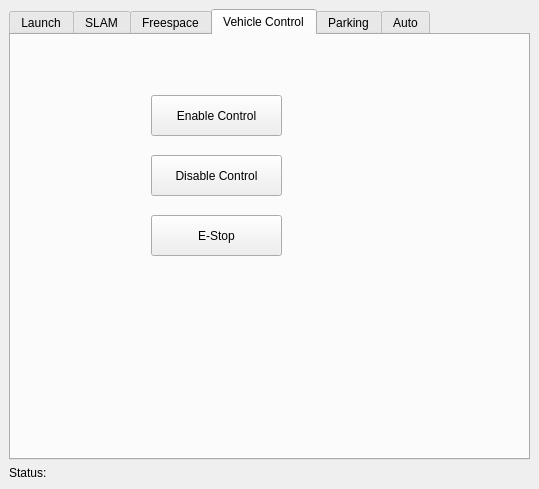
Before: the Qt Designer form src/rqt_state_machine/state_machine_controller.ui in JingruiYu/rqt_state_machine, drawn with Qt 5.
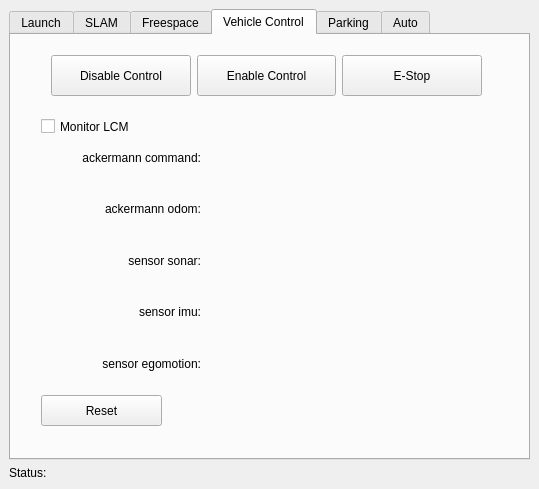
After: the same form once the commit is applied. The open tabs and pages were chosen to show the change.

Commit message: add lcm monitor

The edit to the form file:
```diff
--- a/src/rqt_state_machine/state_machine_controller.ui
+++ b/src/rqt_state_machine/state_machine_controller.ui
@@ -436,43 +436,280 @@
          <attribute name="title">
           <string>Vehicle Control</string>
          </attribute>
-         <widget class="QPushButton" name="enableVehicleControlManually">
+         <widget class="QWidget" name="horizontalLayoutWidget_8">
           <property name="geometry">
            <rect>
-            <x>140</x>
-            <y>60</y>
-            <width>131</width>
+            <x>40</x>
+            <y>20</y>
+            <width>431</width>
             <height>41</height>
            </rect>
           </property>
-          <property name="text">
-           <string>Enable Control</string>
+          <layout class="QHBoxLayout" name="horizontalLayout_8">
+           <item>
+            <widget class="QPushButton" name="disableVehicleControlManually">
+             <property name="sizePolicy">
+              <sizepolicy hsizetype="Minimum" vsizetype="Expanding">
+               <horstretch>0</horstretch>
+               <verstretch>0</verstretch>
+              </sizepolicy>
+             </property>
+             <property name="text">
+              <string>Disable Control</string>
+             </property>
+            </widget>
+           </item>
+           <item>
+            <widget class="QPushButton" name="enableVehicleControlManually">
+             <property name="sizePolicy">
+              <sizepolicy hsizetype="Minimum" vsizetype="Expanding">
+               <horstretch>0</horstretch>
+               <verstretch>0</verstretch>
+              </sizepolicy>
+             </property>
+             <property name="text">
+              <string>Enable Control</string>
+             </property>
+            </widget>
+           </item>
+           <item>
+            <widget class="QPushButton" name="eStopVehicleControlManually">
+             <property name="sizePolicy">
+              <sizepolicy hsizetype="Minimum" vsizetype="Expanding">
+               <horstretch>0</horstretch>
+               <verstretch>0</verstretch>
+              </sizepolicy>
+             </property>
+             <property name="text">
+              <string>E-Stop</string>
+             </property>
+            </widget>
+           </item>
+          </layout>
+         </widget>
+         <widget class="QWidget" name="verticalLayoutWidget">
+          <property name="geometry">
+           <rect>
+            <x>30</x>
+            <y>100</y>
+            <width>160</width>
+            <height>251</height>
+           </rect>
           </property>
+          <layout class="QVBoxLayout" name="verticalLayout_3">
+           <item>
+            <widget class="QLabel" name="labelAckermannCmd">
+             <property name="sizePolicy">
+              <sizepolicy hsizetype="Preferred" vsizetype="Preferred">
+               <horstretch>0</horstretch>
+               <verstretch>0</verstretch>
+              </sizepolicy>
+             </property>
+             <property name="text">
+              <string>ackermann command:</string>
+             </property>
+             <property name="alignment">
+              <set>Qt::AlignRight|Qt::AlignTrailing|Qt::AlignVCenter</set>
+             </property>
+            </widget>
+           </item>
+           <item>
+            <widget class="QLabel" name="labelAckermannOdom">
+             <property name="sizePolicy">
+              <sizepolicy hsizetype="Preferred" vsizetype="Preferred">
+               <horstretch>0</horstretch>
+               <verstretch>0</verstretch>
+              </sizepolicy>
+             </property>
+             <property name="text">
+              <string>ackermann odom:</string>
+             </property>
+             <property name="alignment">
+              <set>Qt::AlignRight|Qt::AlignTrailing|Qt::AlignVCenter</set>
+             </property>
+            </widget>
+           </item>
+           <item>
+            <widget class="QLabel" name="labelSensorSonar">
+             <property name="sizePolicy">
+              <sizepolicy hsizetype="Preferred" vsizetype="Preferred">
+               <horstretch>0</horstretch>
+               <verstretch>0</verstretch>
+              </sizepolicy>
+             </property>
+             <property name="text">
+              <string>sensor sonar:</string>
+             </property>
+             <property name="alignment">
+              <set>Qt::AlignRight|Qt::AlignTrailing|Qt::AlignVCenter</set>
+             </property>
+            </widget>
+           </item>
+           <item>
+            <widget class="QLabel" name="labelSensorImu">
+             <property name="sizePolicy">
+              <sizepolicy hsizetype="Preferred" vsizetype="Preferred">
+               <horstretch>0</horstretch>
+               <verstretch>0</verstretch>
+              </sizepolicy>
+             </property>
+             <property name="text">
+              <string>sensor imu:</string>
+             </property>
+             <property name="alignment">
+              <set>Qt::AlignRight|Qt::AlignTrailing|Qt::AlignVCenter</set>
+             </property>
+            </widget>
+           </item>
+           <item>
+            <widget class="QLabel" name="labelSensorEgomotion">
+             <property name="sizePolicy">
+              <sizepolicy hsizetype="Preferred" vsizetype="Preferred">
+               <horstretch>0</horstretch>
+               <verstretch>0</verstretch>
+              </sizepolicy>
+             </property>
+             <property name="text">
+              <string>sensor egomotion:</string>
+             </property>
+             <property name="alignment">
+              <set>Qt::AlignRight|Qt::AlignTrailing|Qt::AlignVCenter</set>
+             </property>
+            </widget>
+           </item>
+          </layout>
          </widget>
-         <widget class="QPushButton" name="disableVehicleControlManually">
+         <widget class="QWidget" name="verticalLayoutWidget_2">
           <property name="geometry">
            <rect>
-            <x>140</x>
-            <y>120</y>
-            <width>131</width>
-            <height>41</height>
+            <x>200</x>
+            <y>100</y>
+            <width>281</width>
+            <height>251</height>
            </rect>
           </property>
+          <layout class="QVBoxLayout" name="verticalLayout_4">
+           <item>
+            <widget class="QLabel" name="dataSensorSonar">
+             <property name="sizePolicy">
+              <sizepolicy hsizetype="Preferred" vsizetype="Preferred">
+               <horstretch>0</horstretch>
+               <verstretch>0</verstretch>
+              </sizepolicy>
+             </property>
+             <property name="text">
+              <string/>
+             </property>
+             <property name="alignment">
+              <set>Qt::AlignLeading|Qt::AlignLeft|Qt::AlignVCenter</set>
+             </property>
+             <property name="wordWrap">
+              <bool>true</bool>
+             </property>
+            </widget>
+           </item>
+           <item>
+            <widget class="QLabel" name="dataAckermannOdom">
+             <property name="sizePolicy">
+              <sizepolicy hsizetype="Preferred" vsizetype="Preferred">
+               <horstretch>0</horstretch>
+               <verstretch>0</verstretch>
+              </sizepolicy>
+             </property>
+             <property name="text">
+              <string/>
+             </property>
+             <property name="alignment">
+              <set>Qt::AlignLeading|Qt::AlignLeft|Qt::AlignVCenter</set>
+             </property>
+             <property name="wordWrap">
+              <bool>true</bool>
+             </property>
+            </widget>
+           </item>
+           <item>
+            <widget class="QLabel" name="dataAckermannCmd">
+             <property name="sizePolicy">
+              <sizepolicy hsizetype="Preferred" vsizetype="Preferred">
+               <horstretch>0</horstretch>
+               <verstretch>0</verstretch>
+              </sizepolicy>
+             </property>
+             <property name="text">
+              <string/>
+             </property>
+             <property name="alignment">
+              <set>Qt::AlignLeading|Qt::AlignLeft|Qt::AlignVCenter</set>
+             </property>
+             <property name="wordWrap">
+              <bool>true</bool>
+             </property>
+            </widget>
+           </item>
+           <item>
+            <widget class="QLabel" name="dataSensorEgomotion">
+             <property name="sizePolicy">
+              <sizepolicy hsizetype="Preferred" vsizetype="Preferred">
+               <horstretch>0</horstretch>
+               <verstretch>0</verstretch>
+              </sizepolicy>
+             </property>
+             <property name="text">
+              <string/>
+             </property>
+             <property name="alignment">
+              <set>Qt::AlignLeading|Qt::AlignLeft|Qt::AlignVCenter</set>
+             </property>
+             <property name="wordWrap">
+              <bool>true</bool>
+             </property>
+            </widget>
+           </item>
+           <item>
+            <widget class="QLabel" name="dataSensorImu">
+             <property name="sizePolicy">
+              <sizepolicy hsizetype="Preferred" vsizetype="Preferred">
+               <horstretch>0</horstretch>
+               <verstretch>0</verstretch>
+              </sizepolicy>
+             </property>
+             <property name="text">
+              <string/>
+             </property>
+             <property name="alignment">
+              <set>Qt::AlignLeading|Qt::AlignLeft|Qt::AlignVCenter</set>
+             </property>
+             <property name="wordWrap">
+              <bool>true</bool>
+             </property>
+            </widget>
+           </item>
+          </layout>
+         </widget>
+         <widget class="QCheckBox" name="enableLcmMonitor">
+          <property name="geometry">
+           <rect>
+            <x>30</x>
+            <y>80</y>
+            <width>161</width>
+            <height>23</height>
+           </rect>
+          </property>
           <property name="text">
-           <string>Disable Control</string>
+           <string>Monitor LCM</string>
           </property>
          </widget>
-         <widget class="QPushButton" name="eStopVehicleControlManually">
+         <widget class="QPushButton" name="resetLcmOutput">
           <property name="geometry">
            <rect>
-            <x>140</x>
-            <y>180</y>
-            <width>131</width>
-            <height>41</height>
+            <x>30</x>
+            <y>360</y>
+            <width>121</width>
+            <height>31</height>
            </rect>
           </property>
           <property name="text">
-           <string>E-Stop</string>
+           <string>Reset</string>
           </property>
          </widget>
         </widget>
```
Left out of the diff: 2 changed lines with no effect on the pictures. The commit also changes 14 other files.
